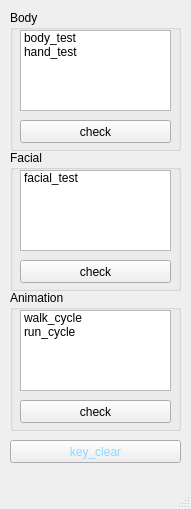
sumtting/KJY, file python/sub_script/RIG_checktool/RIG_checktool_UI.ui: the form before one commit.
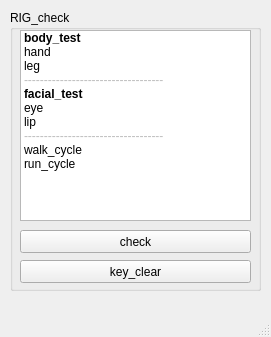
The form after the commit.

Diff of the .ui file:
```diff
--- a/python/sub_script/RIG_checktool/RIG_checktool_UI.ui
+++ b/python/sub_script/RIG_checktool/RIG_checktool_UI.ui
@@ -6,8 +6,8 @@
    <rect>
     <x>0</x>
     <y>0</y>
-    <width>191</width>
-    <height>509</height>
+    <width>271</width>
+    <height>337</height>
    </rect>
   </property>
   <property name="windowTitle">
@@ -19,19 +19,19 @@
      <rect>
       <x>10</x>
       <y>10</y>
-      <width>171</width>
-      <height>141</height>
+      <width>251</width>
+      <height>281</height>
      </rect>
     </property>
     <property name="title">
-     <string>Body</string>
+     <string>RIG_check</string>
     </property>
     <widget class="QPushButton" name="body_check_btn">
      <property name="geometry">
       <rect>
        <x>10</x>
-       <y>110</y>
-       <width>151</width>
+       <y>220</y>
+       <width>231</width>
        <height>23</height>
       </rect>
      </property>
@@ -44,113 +44,86 @@
       <rect>
        <x>10</x>
        <y>20</y>
-       <width>151</width>
-       <height>81</height>
+       <width>231</width>
+       <height>191</height>
       </rect>
      </property>
      <item>
       <property name="text">
        <string>body_test</string>
       </property>
+      <property name="font">
+       <font>
+        <weight>75</weight>
+        <bold>true</bold>
+       </font>
+      </property>
      </item>
      <item>
       <property name="text">
-       <string>hand_test</string>
+       <string>hand</string>
       </property>
      </item>
-    </widget>
-   </widget>
-   <widget class="QPushButton" name="key_clear_btn">
-    <property name="geometry">
-     <rect>
-      <x>10</x>
-      <y>440</y>
-      <width>171</width>
-      <height>23</height>
-     </rect>
-    </property>
-    <property name="styleSheet">
-     <string notr="true">QPushButton{color:rgb(143, 216, 255); }</string>
-    </property>
-    <property name="text">
-     <string>key_clear</string>
-    </property>
-   </widget>
-   <widget class="QGroupBox" name="groupBox_2">
-    <property name="geometry">
-     <rect>
-      <x>10</x>
-      <y>150</y>
-      <width>171</width>
-      <height>141</height>
-     </rect>
-    </property>
-    <property name="title">
-     <string>Facial</string>
-    </property>
-    <widget class="QPushButton" name="facial_check_btn">
-     <property name="geometry">
-      <rect>
-       <x>10</x>
-       <y>110</y>
-       <width>151</width>
-       <height>23</height>
-      </rect>
-     </property>
-     <property name="text">
-      <string>check</string>
-     </property>
-    </widget>
-    <widget class="QListWidget" name="facial_listWidget">
-     <property name="geometry">
-      <rect>
-       <x>10</x>
-       <y>20</y>
-       <width>151</width>
-       <height>81</height>
-      </rect>
-     </property>
+     <item>
+      <property name="text">
+       <string>leg</string>
+      </property>
+     </item>
+     <item>
+      <property name="text">
+       <string>-----------------------------------</string>
+      </property>
+      <property name="foreground">
+       <brush brushstyle="NoBrush">
+        <color alpha="255">
+         <red>143</red>
+         <green>216</green>
+         <blue>255</blue>
+        </color>
+       </brush>
+      </property>
+      <property name="flags">
+       <set>ItemIsSelectable|ItemIsDragEnabled|ItemIsUserCheckable</set>
+      </property>
+     </item>
      <item>
       <property name="text">
        <string>facial_test</string>
       </property>
+      <property name="font">
+       <font>
+        <weight>75</weight>
+        <bold>true</bold>
+       </font>
+      </property>
      </item>
-    </widget>
-   </widget>
-   <widget class="QGroupBox" name="groupBox_3">
-    <property name="geometry">
-     <rect>
-      <x>10</x>
-      <y>290</y>
-      <width>171</width>
-      <height>141</height>
-     </rect>
-    </property>
-    <property name="title">
-     <string>Animation</string>
-    </property>
-    <widget class="QPushButton" name="ani_check_btn">
-     <property name="geometry">
-      <rect>
-       <x>10</x>
-       <y>110</y>
-       <width>151</width>
-       <height>23</height>
-      </rect>
-     </property>
-     <property name="text">
-      <string>check</string>
-     </property>
-    </widget>
-    <widget class="QListWidget" name="ani_listWidget">
-     <property name="geometry">
-      <rect>
-       <x>10</x>
-       <y>20</y>
-       <width>151</width>
-       <height>81</height>
-      </rect>
-     </property>
+     <item>
+      <property name="text">
+       <string>eye</string>
+      </property>
+     </item>
+     <item>
+      <property name="text">
+       <string>lip</string>
+      </property>
+     </item>
+     <item>
+      <property name="text">
+       <string>-----------------------------------</string>
+      </property>
+      <property name="foreground">
+       <brush brushstyle="NoBrush">
+        <color alpha="255">
+         <red>143</red>
+         <green>216</green>
+         <blue>255</blue>
+        </color>
+       </brush>
+      </property>
+      <property name="flags">
+       <set>ItemIsSelectable|ItemIsDragEnabled|ItemIsUserCheckable</set>
+      </property>
+     </item>
      <item>
       <property name="text">
        <string>walk_cycle</string>
@@ -162,6 +135,22 @@
       </property>
      </item>
     </widget>
+    <widget class="QPushButton" name="key_clear_btn">
+     <property name="geometry">
+      <rect>
+       <x>10</x>
+       <y>250</y>
+       <width>231</width>
+       <height>23</height>
+      </rect>
+     </property>
+     <property name="styleSheet">
+      <string notr="true"/>
+     </property>
+     <property name="text">
+      <string>key_clear</string>
+     </property>
+    </widget>
    </widget>
   </widget>
   <widget class="QMenuBar" name="menubar">
```
Left out of the diff: 6 changed lines with no effect on the pictures.
